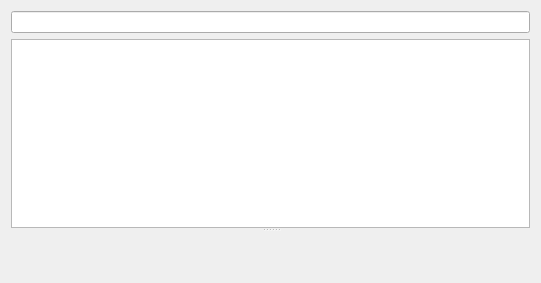
Before: the Qt Designer form linuxnano/views/ToolEditor.ui in wrightsh/LinuxNano, drawn with Qt 5.
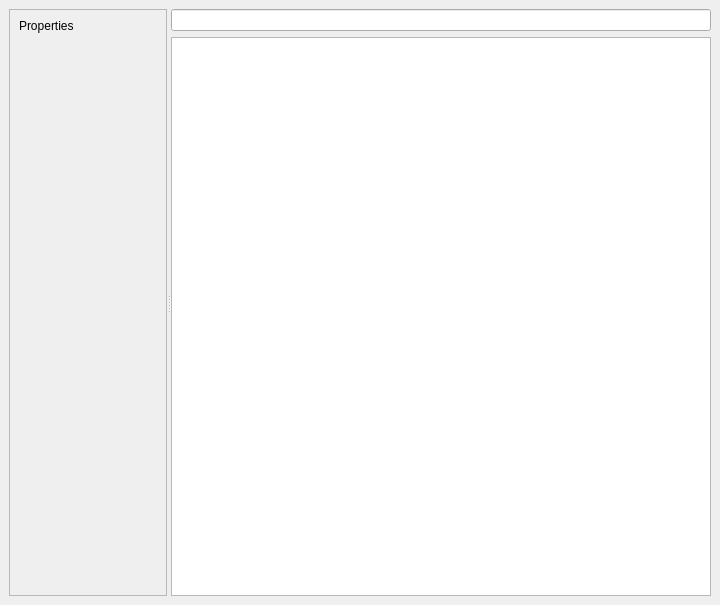
After: the same form once the commit is applied. Custom widgets are drawn as their Qt base class.

```diff
--- a/linuxnano/views/ToolEditor.ui
+++ b/linuxnano/views/ToolEditor.ui
@@ -1,48 +1,49 @@
 <?xml version="1.0" encoding="UTF-8"?>
 <ui version="4.0">
- <class>Form</class>
- <widget class="QWidget" name="Form">
+ <class>uiMainWindow</class>
+ <widget class="QMainWindow" name="uiMainWindow">
   <property name="geometry">
    <rect>
     <x>0</x>
     <y>0</y>
-    <width>541</width>
-    <height>283</height>
+    <width>720</width>
+    <height>605</height>
    </rect>
   </property>
-  <property name="sizePolicy">
-   <sizepolicy hsizetype="Expanding" vsizetype="Expanding">
-    <horstretch>0</horstretch>
-    <verstretch>0</verstretch>
-   </sizepolicy>
-  </property>
   <property name="windowTitle">
    <string>Form</string>
   </property>
-  <layout class="QHBoxLayout" name="horizontalLayout">
-   <item>
+  <widget class="QWidget" name="uiCentralWidget">
+   <layout class="QGridLayout" name="gridLayout_2">
+    <item row="0" column="0">
     <widget class="QSplitter" name="ui_splitter">
-     <property name="sizePolicy">
-      <sizepolicy hsizetype="Expanding" vsizetype="Expanding">
-       <horstretch>0</horstretch>
-       <verstretch>0</verstretch>
-      </sizepolicy>
-     </property>
      <property name="orientation">
-      <enum>Qt::Vertical</enum>
-     </property>
-     <widget class="QWidget" name="layoutWidget">
-      <layout class="QVBoxLayout" name="verticalLayout_5">
-       <item>
-        <widget class="QLineEdit" name="ui_filter"/>
-       </item>
-       <item>
-        <widget class="ToolTreeView" name="ui_tree"/>
-       </item>
-      </layout>
-     </widget>
-     <widget class="QWidget" name="layoutWidget">
+       <enum>Qt::Horizontal</enum>
+      </property>
+      <widget class="QWidget" name="widget_4" native="true">
+       <layout class="QGridLayout" name="gridLayout_3">
+        <item row="0" column="0">
+         <widget class="QScrollArea" name="scrollArea">
+          <property name="widgetResizable">
+           <bool>true</bool>
+          </property>
+          <widget class="QWidget" name="scrollAreaWidgetContents">
+           <property name="geometry">
+            <rect>
+             <x>0</x>
+             <y>0</y>
+             <width>346</width>
+             <height>555</height>
+            </rect>
+           </property>
       <layout class="QVBoxLayout" name="verticalLayout">
+            <item>
+             <widget class="QLabel" name="label">
+              <property name="text">
+               <string>Properties</string>
+              </property>
+             </widget>
+            </item>
        <item>
         <layout class="QVBoxLayout" name="ui_common_box"/>
        </item>
@@ -57,7 +58,7 @@
          <property name="sizeHint" stdset="0">
           <size>
            <width>20</width>
-           <height>40</height>
+                <height>480</height>
           </size>
          </property>
         </spacer>
@@ -68,6 +69,34 @@
    </item>
   </layout>
  </widget>
+      <widget class="QWidget" name="widget_3" native="true">
+       <layout class="QGridLayout" name="gridLayout">
+        <item row="0" column="0">
+         <widget class="QLineEdit" name="ui_filter"/>
+        </item>
+        <item row="1" column="0">
+         <widget class="ToolTreeView" name="ui_tree">
+          <property name="maximumSize">
+           <size>
+            <width>16777215</width>
+            <height>16777215</height>
+           </size>
+          </property>
+          <property name="baseSize">
+           <size>
+            <width>0</width>
+            <height>0</height>
+           </size>
+          </property>
+         </widget>
+        </item>
+       </layout>
+      </widget>
+     </widget>
+    </item>
+   </layout>
+  </widget>
+ </widget>
  <customwidgets>
   <customwidget>
    <class>ToolTreeView</class>
```
Left out of the diff: 3 changed lines with no effect on the pictures. Lines whose indentation alone changed are shown as unchanged.
